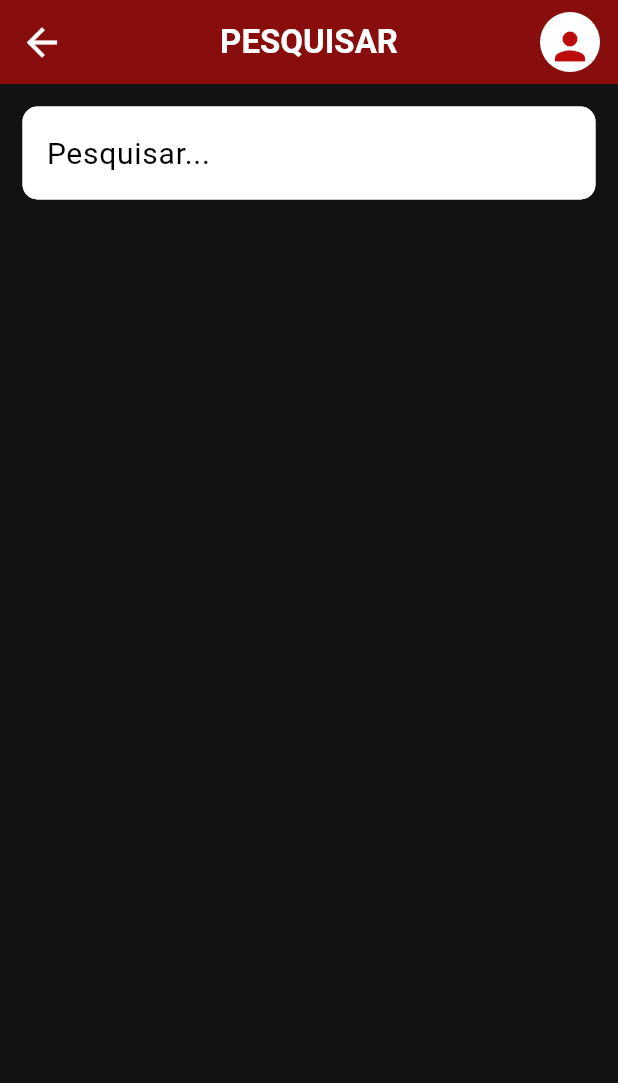
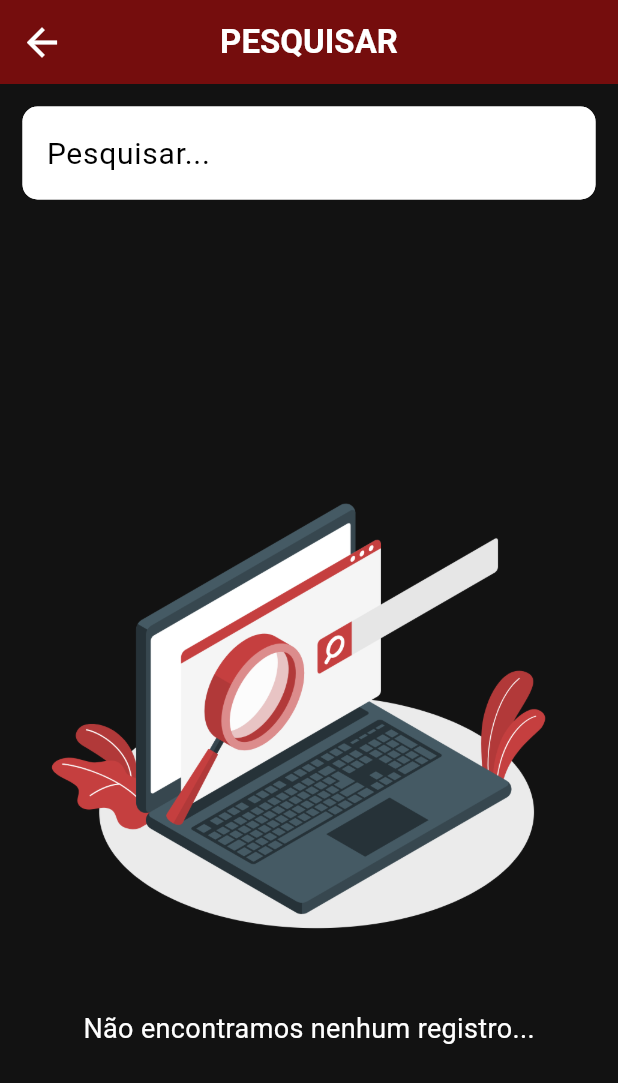
Before and after one commit to Moraes-Bruno/media_suggester, a Flutter app: the Pesquisa screen opened directly, on a phone screen of 412 x 824 dp. Shown: the top 1083 px of the screen. Run offline on Flutter 3.47's test engine with Material 3 defaults, Android fonts, the phone set to English and light mode, and no system bars; our stand-ins replace carousel_slider, cloud_firestore, firebase_auth, firebase_core, google_sign_in; accounts and stored records are empty; network calls fail.

Commit message:
Alterando alguns detalhes nas telas: Login, Home, Detalhes e Pesquisa

```diff
--- a/media_suggester/lib/pages/pesquisa.dart
+++ b/media_suggester/lib/pages/pesquisa.dart
@@ -28,13 +28,11 @@ class _PesquisaState extends State<Pesquisa> {
       setState(() {
         media = result
             .where((movie) =>
-                movie['title'] != null &&
+                (movie['title'] != null || movie['original_name'] != null) &&
                 movie['overview'] != null &&
                 movie['poster_path'] != null)
             .toList();
       });
-
-      print(media);
     } catch (error) {
       // Lidar com erros
       print('Erro ao pesquisar filmes: $error');
@@ -51,28 +49,7 @@ class _PesquisaState extends State<Pesquisa> {
           title: const Text(
             "PESQUISAR",
             style: TextStyle(fontWeight: FontWeight.bold),
-        ),
-        actions: [
-          Padding(
-            padding: const EdgeInsets.all(8.0),
-            child: Row(
-              children: [
-                Container(
-                  decoration: const BoxDecoration(
-                      shape: BoxShape.circle, color: Colors.white),
-                  child: IconButton(
-                    onPressed: () {},
-                    icon: Icon(Icons.person,
-                        color: Theme.of(context).colorScheme.secondary,
-                        size: 30),
-                    padding: const EdgeInsetsDirectional.all(8.0),
-                  ),
-                )
-              ],
-            ),
-          ),
-        ],
-      ),
+          )),
       body: Column(
         children: [
           SingleChildScrollView(
@@ -98,7 +75,8 @@ class _PesquisaState extends State<Pesquisa> {
             ),
           ),
           Expanded(
-            child: ListView.builder(
+            child: media.length > 0
+                ? ListView.builder(
                     shrinkWrap: true,
                     itemCount: media.length,
                     itemBuilder: (context, index) {
@@ -114,7 +92,7 @@ class _PesquisaState extends State<Pesquisa> {
                         },
                         child: ListTile(
                           title: Text(
-                      movie['title'],
+                            movie['title'] ?? movie['original_name'],
                             maxLines: 2,
                             style: const TextStyle(
                                 fontSize: 18, fontWeight: FontWeight.bold),
@@ -130,6 +108,20 @@ class _PesquisaState extends State<Pesquisa> {
                         ),
                       );
                     },
+                  )
+                : Column(
+                    mainAxisAlignment: MainAxisAlignment.center,
+                    children: [
+                      Image(
+                        image: AssetImage("assets/images/pesquisa.png"),
+                        height: 400,
+                        width: 400,
+                      ),
+                      Text(
+                        "Não encontramos nenhum registro...",
+                        style: TextStyle(fontSize: 18),
+                      ),
+                    ],
                   ),
           ),
         ],
--- a/media_suggester/lib/theme/dark_theme.dart
+++ b/media_suggester/lib/theme/dark_theme.dart
@@ -3,8 +3,8 @@ import 'package:flutter/material.dart';
 ThemeData darkMode = ThemeData(
   colorScheme: const ColorScheme.dark(
     background: Color.fromRGBO(34, 34, 34,1),
-    primary: Color.fromRGBO(187, 11, 11,0.7),
-    secondary: Color.fromRGBO(187, 11, 11,1),
+    primary: Color.fromRGBO(160, 11, 11, 0.7),
+    secondary: Color.fromRGBO(160, 11, 11, 1.0),
     tertiary: Colors.black,
     inversePrimary: Colors.white,
 
```
Also changed, not shown: media_suggester/lib/pages/Detalhes.dart (+1 -20 lines), media_suggester/lib/pages/Home.dart (+22 -12 lines), media_suggester/lib/pages/Login.dart (+38 -27 lines), media_suggester/assets/images/media_placeholder.jpeg (deleted), media_suggester/assets/images/novo_logo.png (added), media_suggester/assets/images/pesquisa.png (added). Lines whose indentation alone changed are shown as unchanged.
